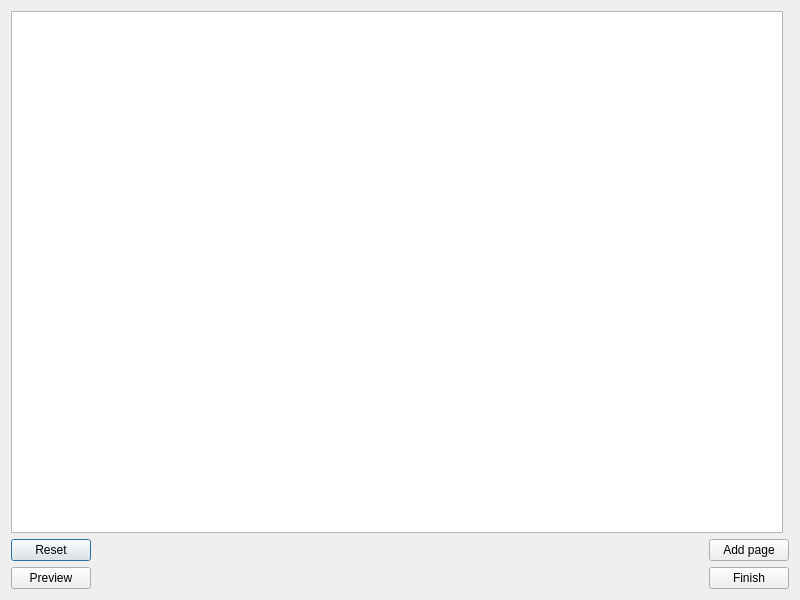
Above: Recipe_book/settingsPage/settingpagetypetwo.ui from Bojo992/Qt_project_cs4076 before the change. Below: the same form after it.
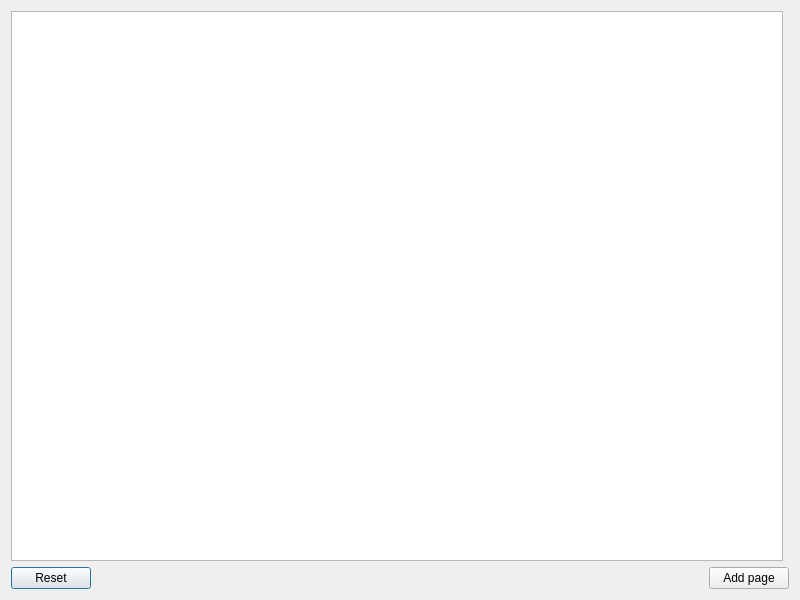
That is the form after the change.

```diff
--- a/Recipe_book/settingsPage/settingpagetypetwo.ui
+++ b/Recipe_book/settingsPage/settingpagetypetwo.ui
@@ -25,13 +25,6 @@
          </property>
         </widget>
        </item>
-       <item alignment="Qt::AlignLeft">
-        <widget class="QPushButton" name="previewButton">
-         <property name="text">
-          <string>Preview</string>
-         </property>
-        </widget>
-       </item>
       </layout>
      </item>
      <item>
@@ -43,13 +36,6 @@
          </property>
         </widget>
        </item>
-       <item alignment="Qt::AlignRight">
-        <widget class="QPushButton" name="finishButton">
-         <property name="text">
-          <string>Finish</string>
-         </property>
-        </widget>
-       </item>
       </layout>
      </item>
     </layout>
```
